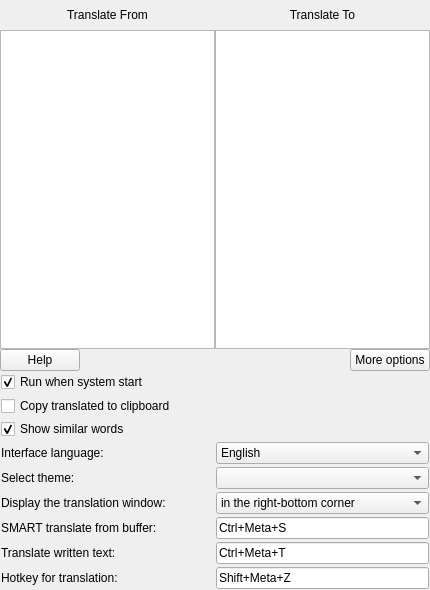
Qt form src/widget.ui (NeiroNext/QuickTranslator) before a commit.
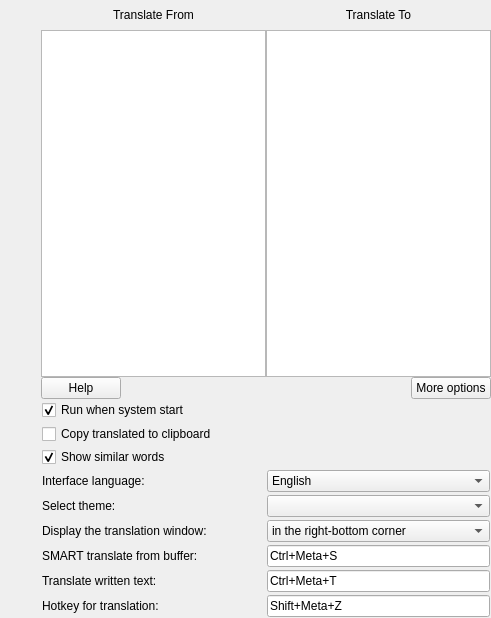
The same form after that commit. Icons and pictures are not drawn.

Commit message: Add double textedit translator, now it's default translator Add synchronization between options language change and language change from new default translator window

```diff
--- a/src/widget.ui
+++ b/src/widget.ui
@@ -6,22 +6,10 @@
    <rect>
     <x>0</x>
     <y>0</y>
-    <width>430</width>
-    <height>590</height>
+    <width>491</width>
+    <height>618</height>
    </rect>
   </property>
-  <property name="minimumSize">
-   <size>
-    <width>430</width>
-    <height>550</height>
-   </size>
-  </property>
-  <property name="maximumSize">
-   <size>
-    <width>800</width>
-    <height>1200</height>
-   </size>
-  </property>
   <property name="contextMenuPolicy">
    <enum>Qt::NoContextMenu</enum>
   </property>
@@ -39,6 +27,39 @@
    <property name="styleSheet">
     <string notr="true"/>
    </property>
+   <layout class="QHBoxLayout" name="horizontalLayout_11">
+    <property name="spacing">
+     <number>0</number>
+    </property>
+    <property name="leftMargin">
+     <number>0</number>
+    </property>
+    <property name="topMargin">
+     <number>0</number>
+    </property>
+    <property name="rightMargin">
+     <number>0</number>
+    </property>
+    <property name="bottomMargin">
+     <number>0</number>
+    </property>
+    <item>
+     <widget class="QWidget" name="defTrans" native="true"/>
+    </item>
+    <item>
+     <widget class="QWidget" name="options" native="true">
+      <property name="minimumSize">
+       <size>
+        <width>430</width>
+        <height>0</height>
+       </size>
+      </property>
+      <property name="maximumSize">
+       <size>
+        <width>450</width>
+        <height>16777215</height>
+       </size>
+      </property>
    <layout class="QVBoxLayout" name="verticalLayout_2">
     <property name="spacing">
      <number>0</number>
@@ -645,10 +666,9 @@
      </widget>
     </item>
    </layout>
-   <zorder>header</zorder>
-   <zorder>footer</zorder>
-   <zorder>frameButton</zorder>
-   <zorder>hideFrame</zorder>
+     </widget>
+    </item>
+   </layout>
   </widget>
  </widget>
  <layoutdefault spacing="6" margin="11"/>
```
Lines whose indentation alone changed are shown as unchanged. The commit also changes 8 other files.
